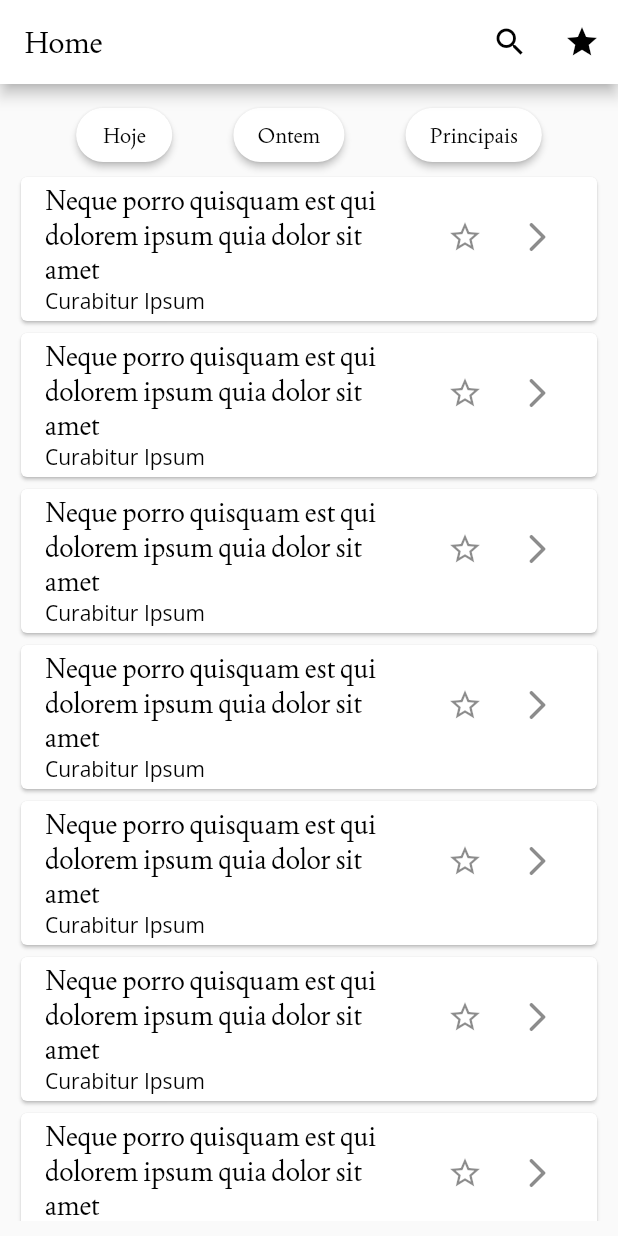
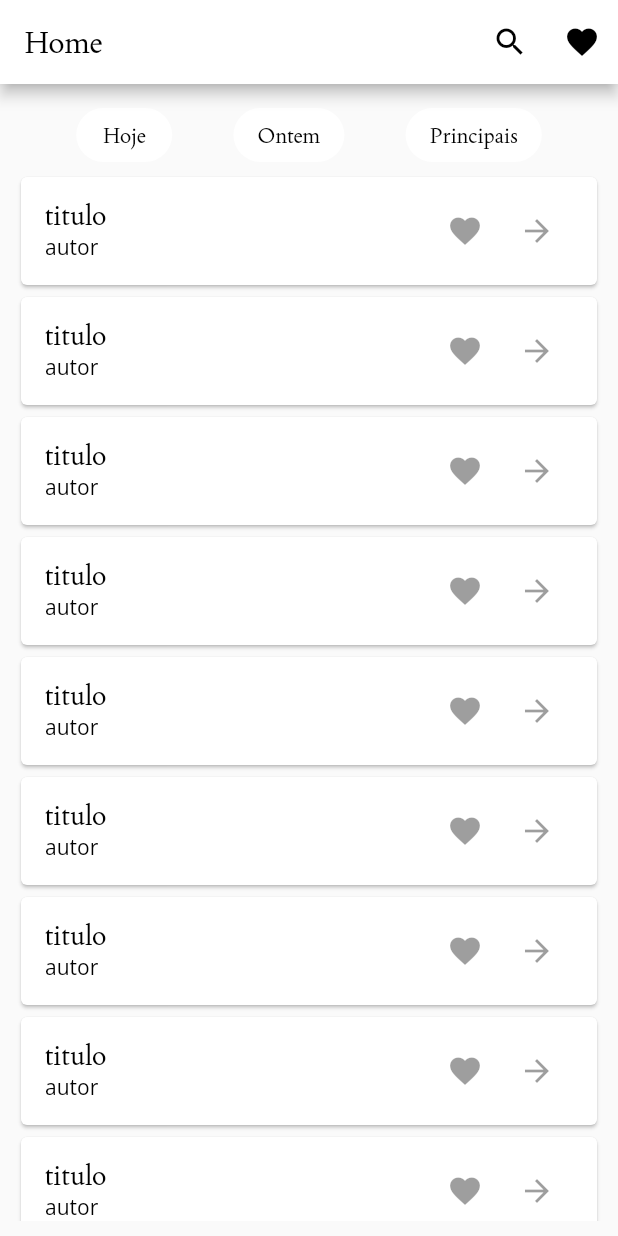
Before and after one commit to iannbraga/projeto_jornal, a Flutter app: the screen it shows after launch, on a phone screen of 412 x 824 dp. Run offline on Flutter 3.47's test engine with Material 2 defaults, Android fonts, the phone set to English and light mode, and no system bars; our stand-ins replace dio.

Commit message:
atulizando componentes

```diff
--- /dev/null
+++ b/lib/controller/home_page_controller.dart
@@ -0,0 +1,25 @@
+import 'package:flutter/widgets.dart';
+import 'package:projeto_jornal/controller/news_page_controller.dart';
+import 'package:projeto_jornal/model/articles_model.dart';
+import 'package:projeto_jornal/repository/artigo_repository.dart';
+
+class HomePageController {
+  List<ArtigosModel> artigos = [];
+  final ArtigoRepository _repository;
+  final state = ValueNotifier<HomeState>(HomeState.start);
+
+  HomePageController([ArtigoRepository? repository])
+      : _repository = repository ?? ArtigoRepository();
+
+  Future start() async {
+    state.value = HomeState.loading;
+    try {
+      artigos = await _repository.fetchArtigosPrincipais();
+      state.value = HomeState.success;
+    } catch (e) {
+      state.value = HomeState.error;
+    }
+  }
+}
+
+enum HomeState { start, loading, success, error }
--- a/lib/main.dart
+++ b/lib/main.dart
@@ -1,5 +1,4 @@
 import 'package:flutter/material.dart';
-import 'package:projeto_jornal/news_page.dart';
 import 'package:projeto_jornal/view/home_page.dart';
 
 void main() {
--- a/lib/view/home_page.dart
+++ b/lib/view/home_page.dart
@@ -1,14 +1,11 @@
 import 'package:flutter/material.dart';
-import 'package:projeto_jornal/news_page.dart';
+import 'package:projeto_jornal/widget/elevated_button_widget.dart';
+import 'package:projeto_jornal/widget/list_tile_widget.dart';
 
 // ignore: use_key_in_widget_constructors
 class HomePage extends StatelessWidget {
   @override
   Widget build(BuildContext context) {
-    const autor = "Curabitur Ipsum";
-    const titulo =
-        "Neque porro quisquam est qui dolorem ipsum quia dolor sit amet";
-
     return Scaffold(
       appBar: AppBar(
         title: const Text(
@@ -19,17 +16,11 @@ class HomePage extends StatelessWidget {
         actions: <Widget>[
           IconButton(
             onPressed: () {},
-            icon: const Icon(
-              Icons.search,
-              color: Colors.black,
-            ),
+            icon: const Icon(Icons.search, color: Colors.black),
           ),
           IconButton(
             onPressed: () {},
-            icon: const Icon(
-              Icons.star,
-              color: Colors.black,
-            ),
+            icon: const Icon(Icons.favorite, color: Colors.black),
           )
         ],
       ),
@@ -40,103 +31,20 @@ class HomePage extends StatelessWidget {
             Row(
               mainAxisAlignment: MainAxisAlignment.spaceEvenly,
               children: [
-                ElevatedButton(
-                  onPressed: () {},
-                  style: ButtonStyle(
-                    backgroundColor: MaterialStateProperty.all(Colors.white),
-                    shape: MaterialStateProperty.all<RoundedRectangleBorder>(
-                      RoundedRectangleBorder(
-                        borderRadius: BorderRadius.circular(18.0),
-                        // define uma cor para a borda
-                        // side: const BorderSide(color: Colors.red),
-                      ),
-                    ),
-                  ),
-                  child: const Text(
-                    "Hoje",
-                    style: TextStyle(fontFamily: "Joan", color: Colors.black),
-                  ),
-                ),
-                ElevatedButton(
-                  onPressed: () {},
-                  style: ButtonStyle(
-                    backgroundColor: MaterialStateProperty.all(Colors.white),
-                    shape: MaterialStateProperty.all<RoundedRectangleBorder>(
-                      RoundedRectangleBorder(
-                        borderRadius: BorderRadius.circular(18.0),
-                        // define uma cor para a borda
-                        // side: const BorderSide(color: Colors.red),
-                      ),
-                    ),
-                  ),
-                  child: const Text(
-                    "Ontem",
-                    style: TextStyle(fontFamily: "Joan", color: Colors.black),
-                  ),
-                ),
-                ElevatedButton(
-                  onPressed: () {
-                    Navigator.push(
-                      context,
-                      MaterialPageRoute(
-                        builder: (context) => NewsPage(),
-                      ),
-                    );
-                  },
-                  style: ButtonStyle(
-                    backgroundColor: MaterialStateProperty.all(Colors.white),
-                    shape: MaterialStateProperty.all<RoundedRectangleBorder>(
-                      RoundedRectangleBorder(
-                        borderRadius: BorderRadius.circular(18.0),
-                        // define uma cor para a borda
-                        // side: const BorderSide(color: Colors.red),
-                      ),
-                    ),
-                  ),
-                  child: const Text(
-                    "Principais",
-                    style: TextStyle(fontFamily: "Joan", color: Colors.black),
-                  ),
-                ),
+                ElevatedButtonWidget(titulo: "Hoje", funcaoDoBotao: () {}),
+                ElevatedButtonWidget(titulo: "Ontem", funcaoDoBotao: () {}),
+                ElevatedButtonWidget(titulo: "Principais", funcaoDoBotao: () {})
               ],
             ),
             Expanded(
               child: ListView.builder(
                 itemCount: 10,
                 itemBuilder: (context, index) {
-                  return Card(
-                    child: Column(
-                      children: <Widget>[
-                        ListTile(
-                            title: const Text(
-                              titulo,
-                              style: TextStyle(
-                                  fontFamily: "Joan",
-                                  color: Colors.black,
-                                  fontSize: 18),
-                            ),
-                            subtitle: const Text(
-                              autor,
-                              style: TextStyle(
-                                fontFamily: "OpenSans",
-                                color: Colors.black,
-                              ),
-                            ),
-                            trailing: Row(
-                              mainAxisSize: MainAxisSize.min,
-                              children: <Widget>[
-                                IconButton(
-                                  onPressed: () {},
-                                  icon: Icon(Icons.star_border),
-                                ),
-                                IconButton(
-                                  onPressed: () {},
-                                  icon: Icon(Icons.arrow_forward_ios_rounded),
-                                ),
-                              ],
-                            )),
-                      ],
-                    ),
+                  return ListTileWidget(
+                    autor: "autor",
+                    titulo: "titulo",
+                    functionFavoritos: () {},
+                    functionLerNaIntegra: () {},
                   );
                 },
               ),
--- /dev/null
+++ b/lib/widget/elevated_button_widget.dart
@@ -0,0 +1,30 @@
+import 'package:flutter/material.dart';
+
+class ElevatedButtonWidget extends StatelessWidget {
+  final String titulo;
+  final Function funcaoDoBotao;
+
+  ElevatedButtonWidget({required this.titulo, required this.funcaoDoBotao});
+
+  @override
+  Widget build(BuildContext context) {
+    return ElevatedButton(
+      onPressed: funcaoDoBotao(),
+      style: ButtonStyle(
+        backgroundColor: MaterialStateProperty.all(Colors.white),
+        shape: MaterialStateProperty.all<RoundedRectangleBorder>(
+          RoundedRectangleBorder(
+            borderRadius: BorderRadius.circular(18.0),
+          ),
+        ),
+      ),
+      child: Text(
+        titulo,
+        style: const TextStyle(
+          fontFamily: "Joan",
+          color: Colors.black,
+        ),
+      ),
+    );
+  }
+}
--- /dev/null
+++ b/lib/widget/list_tile_widget.dart
@@ -0,0 +1,54 @@
+import 'package:flutter/material.dart';
+
+class ListTileWidget extends StatelessWidget {
+  final String titulo;
+  final String autor;
+  final Function functionFavoritos;
+  final Function functionLerNaIntegra;
+
+  ListTileWidget({
+    required this.autor,
+    required this.titulo,
+    required this.functionFavoritos,
+    required this.functionLerNaIntegra,
+  });
+
+  @override
+  Widget build(BuildContext context) {
+    return Card(
+      child: Column(
+        children: <Widget>[
+          ListTile(
+              title: Text(
+                titulo, //TITULO
+                style: const TextStyle(
+                  fontFamily: "Joan",
+                  color: Colors.black,
+                  fontSize: 18,
+                ),
+              ),
+              subtitle: Text(
+                autor, //AUTOR
+                style: const TextStyle(
+                  fontFamily: "OpenSans",
+                  color: Colors.black,
+                ),
+              ),
+              trailing: Row(
+                mainAxisSize: MainAxisSize.min,
+                children: <Widget>[
+                  IconButton(
+                    onPressed: functionFavoritos(),
+                    icon: const Icon(Icons.favorite),
+                  ),
+                  IconButton(
+                    onPressed: functionLerNaIntegra(),
+                    icon: const Icon(Icons.arrow_forward),
+                  ),
+                ],
+              )),
+        ],
+      ),
+    );
+  }
+}
```
Also changed, not shown: 1 other file.
